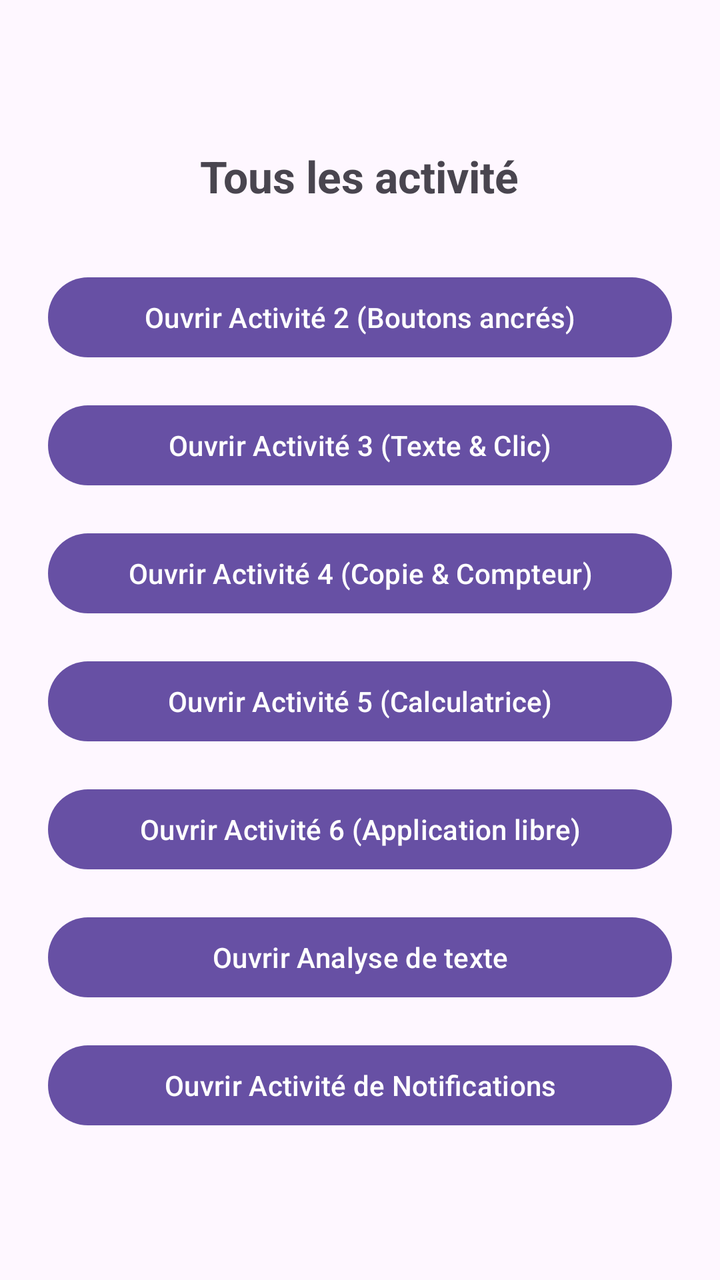
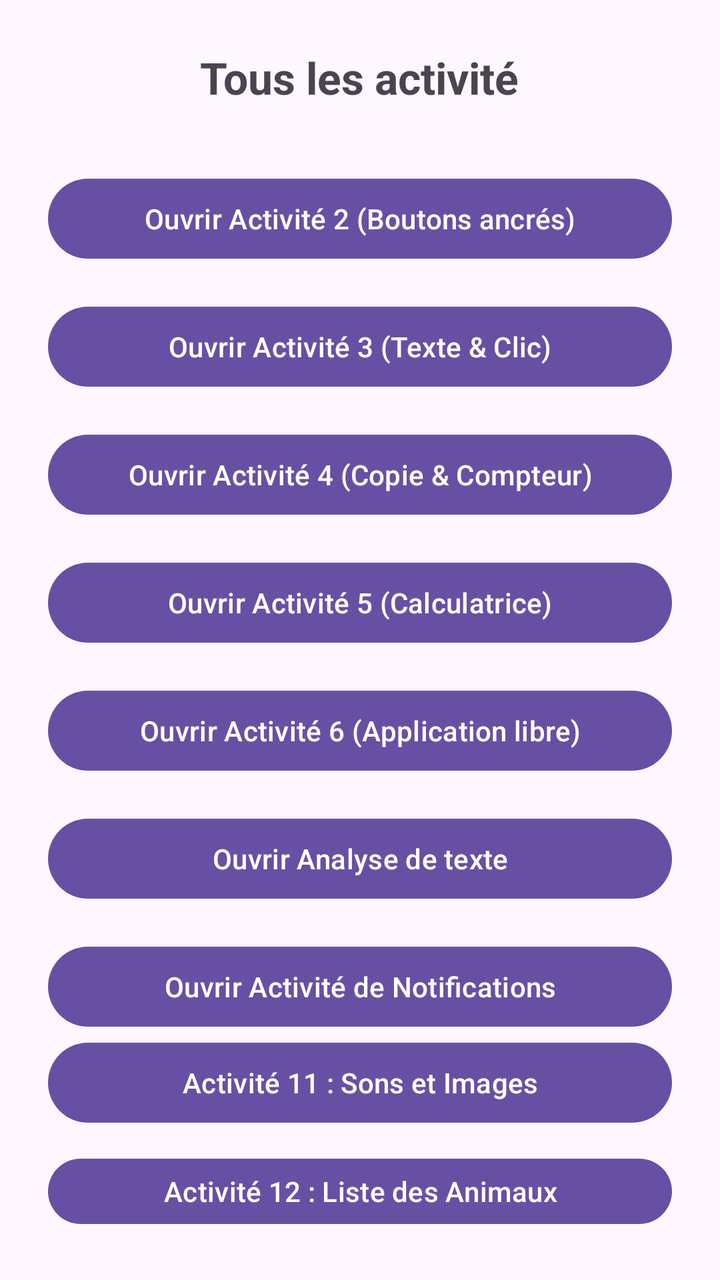

Screens rendered from an Android XML layout before and after an edit, with the pre-edit source and the edit as a unified diff.
<!-- AndroidManifest.xml: application theme Theme.APPMobileNatif1 -->
<!-- res/layout/activity_main.xml -->
<?xml version="1.0" encoding="utf-8"?>
<LinearLayout xmlns:android="http://schemas.android.com/apk/res/android"
    android:id="@+id/main"
    android:layout_width="match_parent"
    android:layout_height="match_parent"
    android:gravity="center"
    android:orientation="vertical"
    android:padding="24dp">

    <TextView
        android:layout_width="wrap_content"
        android:layout_height="wrap_content"
        android:layout_marginBottom="32dp"
        android:text="Tous les activité"
        android:textSize="22sp"
        android:textStyle="bold" />

    <Button
        android:id="@+id/btnGoAct2"
        android:layout_width="match_parent"
        android:layout_height="wrap_content"
        android:layout_marginBottom="16dp"
        android:text="Ouvrir Activité 2 (Boutons ancrés)" />

    <Button
        android:id="@+id/btnGoAct3"
        android:layout_width="match_parent"
        android:layout_height="wrap_content"
        android:layout_marginBottom="16dp"
        android:text="Ouvrir Activité 3 (Texte &amp; Clic)" />

    <Button
        android:id="@+id/btnGoAct4"
        android:layout_width="match_parent"
        android:layout_height="wrap_content"
        android:text="Ouvrir Activité 4 (Copie &amp; Compteur)" />

    <Button
        android:id="@+id/btnGoAct5"
        android:layout_width="match_parent"
        android:layout_height="wrap_content"
        android:layout_marginTop="16dp"
        android:text="Ouvrir Activité 5 (Calculatrice)" />

    <Button
        android:id="@+id/btnGoAct6"
        android:layout_width="match_parent"
        android:layout_height="wrap_content"
        android:layout_marginTop="16dp"
        android:text="Ouvrir Activité 6 (Application libre)" />

    <Button
        android:id="@+id/btnGoAnalyseTexte"
        android:layout_width="match_parent"
        android:layout_height="wrap_content"
        android:layout_marginTop="16dp"
        android:text="Ouvrir Analyse de texte" />

    <Button
        android:id="@+id/btnGoNotification"
        android:layout_width="match_parent"
        android:layout_height="wrap_content"
        android:layout_marginTop="16dp"
        android:text="Ouvrir Activité de Notifications" />

</LinearLayout>
<!-- resources referenced by this layout -->
<resources>
  <style name="Theme.APPMobileNatif1" parent="Base.Theme.APPMobileNatif1" />
  <style name="Base.Theme.APPMobileNatif1" parent="Theme.Material3.DayNight.NoActionBar">
          
          
      </style>
</resources>

<!-- the commit's change to res/layout/activity_main.xml (unified diff, before → after) -->
@@ -63,4 +63,17 @@
         android:layout_marginTop="16dp"
         android:text="Ouvrir Activité de Notifications" />
 
+    <Button
+        android:id="@+id/btnGoAct11"
+        android:layout_width="match_parent"
+        android:layout_height="wrap_content"
+        android:layout_marginBottom="10dp"
+        android:text="Activité 11 : Sons et Images" />
+
+    <Button
+        android:id="@+id/btnGoAct12"
+        android:layout_width="match_parent"
+        android:layout_height="wrap_content"
+        android:text="Activité 12 : Liste des Animaux" />
+
 </LinearLayout>
